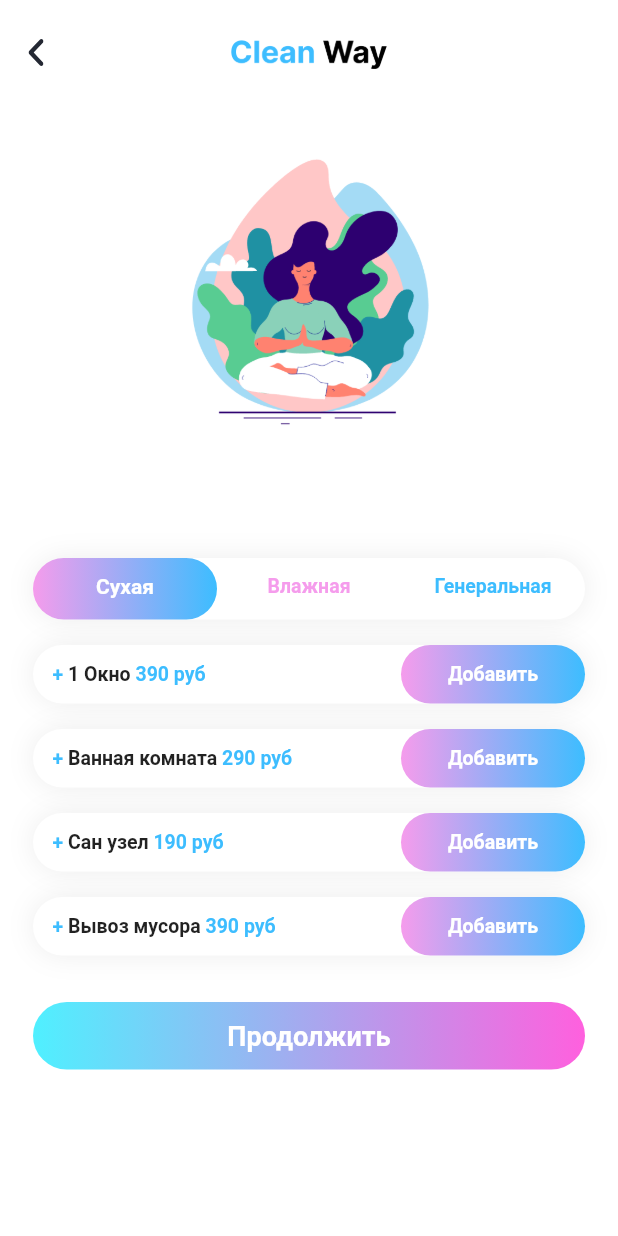
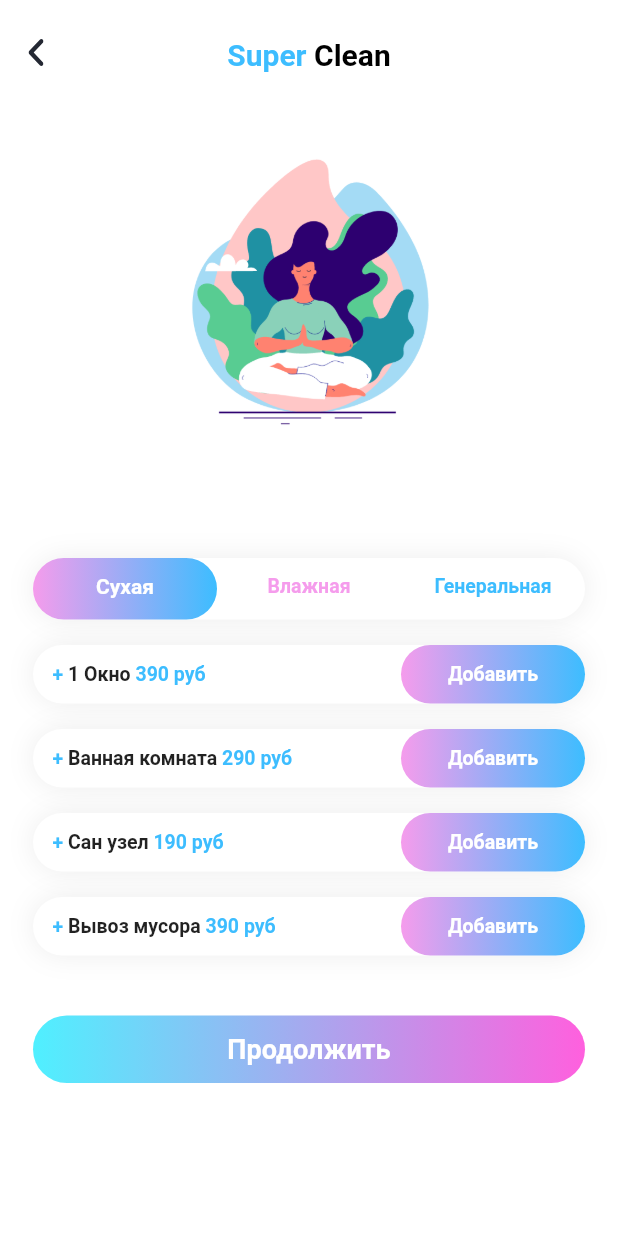
Before and after one commit to Flutfix/clean_view_pageview_form, a Flutter app: the screen it shows after launch, after a tap on "Продолжить", on a phone screen of 412 x 824 dp. Run offline on Flutter 3.47's test engine with Material 2 defaults, Android fonts, the light colour scheme and no system bars; our stand-ins replace flutter_svg; missing offline and left inert: swipe.

Commit message:
Adjustments from the cutomer

```diff
--- a/lib/config/config.dart
+++ b/lib/config/config.dart
@@ -1,11 +1,15 @@
 import 'package:flutter/material.dart';
 
 class AppConfig {
+  // Брэнд
+  static const String logo = 'Super Clean';
+
   /// Валюта
   static const String currency = 'руб';
   static const String currencySymbol = '₽';
 
-  ///Цвета
+  /*------------------Цвета-----------------------------*/
+  ///Базовые
   static const Color whiteColor = Colors.white;
   static const Color blackColor = Colors.black;
   static const Color pinkColor = Color(0xFFF59CEC);
@@ -14,7 +18,7 @@ class AppConfig {
   // Трекер позиции в PageView
   static const Color planPositionDefaultColor = Color(0xFFD8D8D8);
 
-  /// обязательное поле
+  /// Обязательное поле
   static const Color textFieldEmptyColor = Color(0xFFD9D9D9);
   static const Color textFieldGradientStart = Color(0xFFF59CEC);
   static const Color textFieldGradientEnd = Color(0xFF3DBDFF);
--- a/lib/pages/choose_services/choose_services.dart
+++ b/lib/pages/choose_services/choose_services.dart
@@ -224,7 +224,7 @@ class _ChooseServicesState extends State<ChooseServices> {
                           },
                         ),
                       ),
-                      const SizedBox(height: 14),
+                      const SizedBox(height: 23),
                       GradientButton(
                         text: 'Продолжить',
                         startColor: AppConfig.stepsGradientStartThird,
--- a/lib/pages/filling_data/filling_data.dart
+++ b/lib/pages/filling_data/filling_data.dart
@@ -27,6 +27,7 @@ class _FillingDataState extends State<FillingData> {
   late final TextEditingController controllerFlat;
   late final TextEditingController controllerComment;
   late final TextEditingController controllerNumber;
+  late ScrollController _scrollController;
 
   @override
   void initState() {
@@ -37,6 +38,7 @@ class _FillingDataState extends State<FillingData> {
     controllerFlat = TextEditingController();
     controllerComment = TextEditingController();
     controllerNumber = TextEditingController();
+    _scrollController = ScrollController();
   }
 
   @override
@@ -240,6 +242,8 @@ class _FillingDataState extends State<FillingData> {
                                       TextField(
                                         minLines: 3,
                                         maxLines: 3,
+                                        scrollPadding:
+                                            const EdgeInsets.only(bottom: 218),
                                         cursorColor: AppConfig.blueColor,
                                         controller: controllerComment,
                                         onChanged: (_) {
@@ -279,7 +283,7 @@ class _FillingDataState extends State<FillingData> {
                             ),
                           ),
                         ),
-                        const SizedBox(height: 21),
+                        const SizedBox(height: 48),
 
                         GradientButton(
                           onTap: () async {},
--- a/lib/pages/plans_page_view/general.dart
+++ b/lib/pages/plans_page_view/general.dart
@@ -186,7 +186,7 @@ class _GeneralState extends State<General> {
                                   }),
                                 ),
                               ),
-                              const SizedBox(height: 27),
+                              const SizedBox(height: 16),
 
                               // Градиент-кнопка
                               GradientButton(
--- a/lib/widgets/custom_app_bar.dart
+++ b/lib/widgets/custom_app_bar.dart
@@ -1,4 +1,5 @@
 import 'package:flutter/material.dart';
+import 'package:flutter_application_1/config/config.dart';
 import 'package:flutter_svg/flutter_svg.dart';
 
 class CustomAppBar extends StatelessWidget {
@@ -30,20 +31,37 @@ class CustomAppBar extends StatelessWidget {
                       ),
                     ),
                   )
-                : const SizedBox(
-                    width: 50,
-                  ),
+                : const SizedBox(width: 50),
             Padding(
-              padding: const EdgeInsets.only(top: 3),
-              child: Image.asset(
-                'lib/assets/images/logo.png',
-                width: 104,
-              ),
-            ),
+                padding: const EdgeInsets.only(top: 3),
+                child: _buildLogo(text: AppConfig.logo)),
             const SizedBox(width: 50),
           ],
         ),
       ),
     );
   }
+
+  Widget _buildLogo({required String text}) {
+    var textList = text.split(' ');
+    return RichText(
+        text: TextSpan(children: <TextSpan>[
+      TextSpan(
+        text: '${textList[0]} ',
+        style: const TextStyle(
+          fontSize: 20,
+          color: AppConfig.blueColor,
+          fontWeight: FontWeight.w700,
+        ),
+      ),
+      TextSpan(
+        text: textList[1],
+        style: const TextStyle(
+          fontSize: 20,
+          color: AppConfig.blackColor,
+          fontWeight: FontWeight.w700,
+        ),
+      ),
+    ]));
+  }
 }
```
